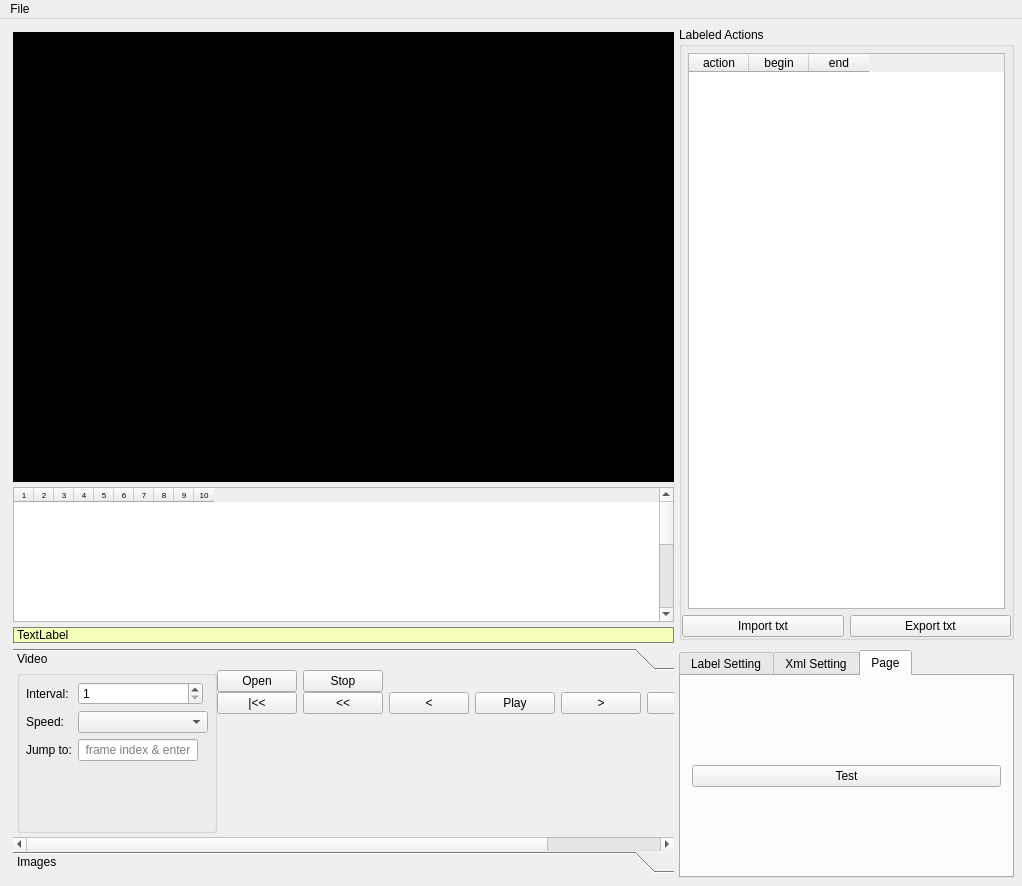
Above: qt_gui/mainwindow.ui from ZDL-Git/ActionLabeller before the change. Below: the same form after it.
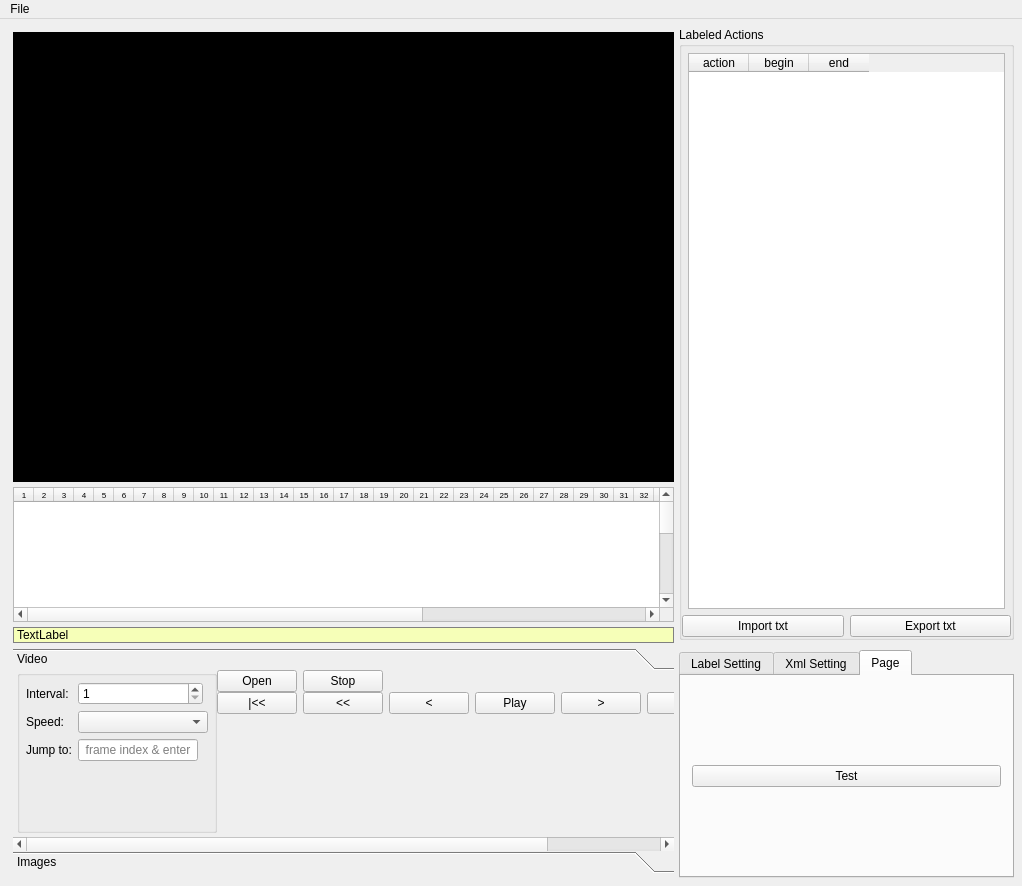
That is the form after the change. Custom widgets are drawn as their Qt base class.

```diff
--- a/qt_gui/mainwindow.ui
+++ b/qt_gui/mainwindow.ui
@@ -163,7 +163,7 @@
            <number>20</number>
           </property>
           <property name="columnCount">
-           <number>10</number>
+           <number>50</number>
           </property>
           <attribute name="horizontalHeaderDefaultSectionSize">
            <number>20</number>
@@ -228,6 +228,46 @@
           <column/>
           <column/>
           <column/>
+          <column/>
+          <column/>
+          <column/>
+          <column/>
+          <column/>
+          <column/>
+          <column/>
+          <column/>
+          <column/>
+          <column/>
+          <column/>
+          <column/>
+          <column/>
+          <column/>
+          <column/>
+          <column/>
+          <column/>
+          <column/>
+          <column/>
+          <column/>
+          <column/>
+          <column/>
+          <column/>
+          <column/>
+          <column/>
+          <column/>
+          <column/>
+          <column/>
+          <column/>
+          <column/>
+          <column/>
+          <column/>
+          <column/>
+          <column/>
+          <column/>
+          <column/>
+          <column/>
+          <column/>
+          <column/>
+          <column/>
          </widget>
         </item>
         <item>
```
Left out of the diff: 32 changed lines with no effect on the pictures.
